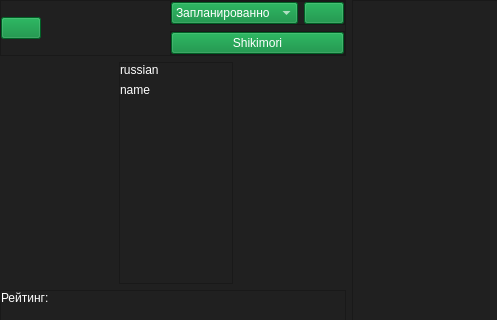
First picture: the form in forms/desu_info.ui, repository brandonzorn/Nlight, before the edit; both pictures show x 0 to 497 and y 0 to 320 of the 672 by 549 pixel window.
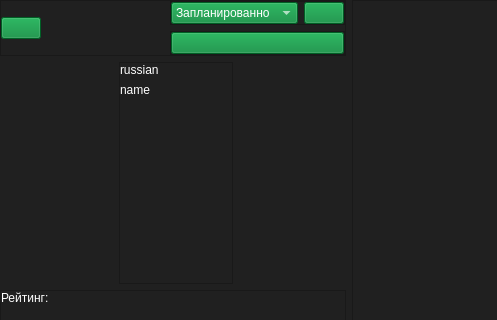
Second picture: the form after the edit. Icons and pictures are not drawn.

Commit message: added shikimori icon

What changed in the file:
```diff
--- a/forms/desu_info.ui
+++ b/forms/desu_info.ui
@@ -191,7 +191,7 @@
 color: rgb(255, 255, 255);</string>
                </property>
                <property name="text">
-                <string>Shikimori</string>
+                <string/>
                </property>
               </widget>
              </item>
```
Left out of the diff: 2 changed lines with no effect on the pictures. The commit also changes 2 other files.
